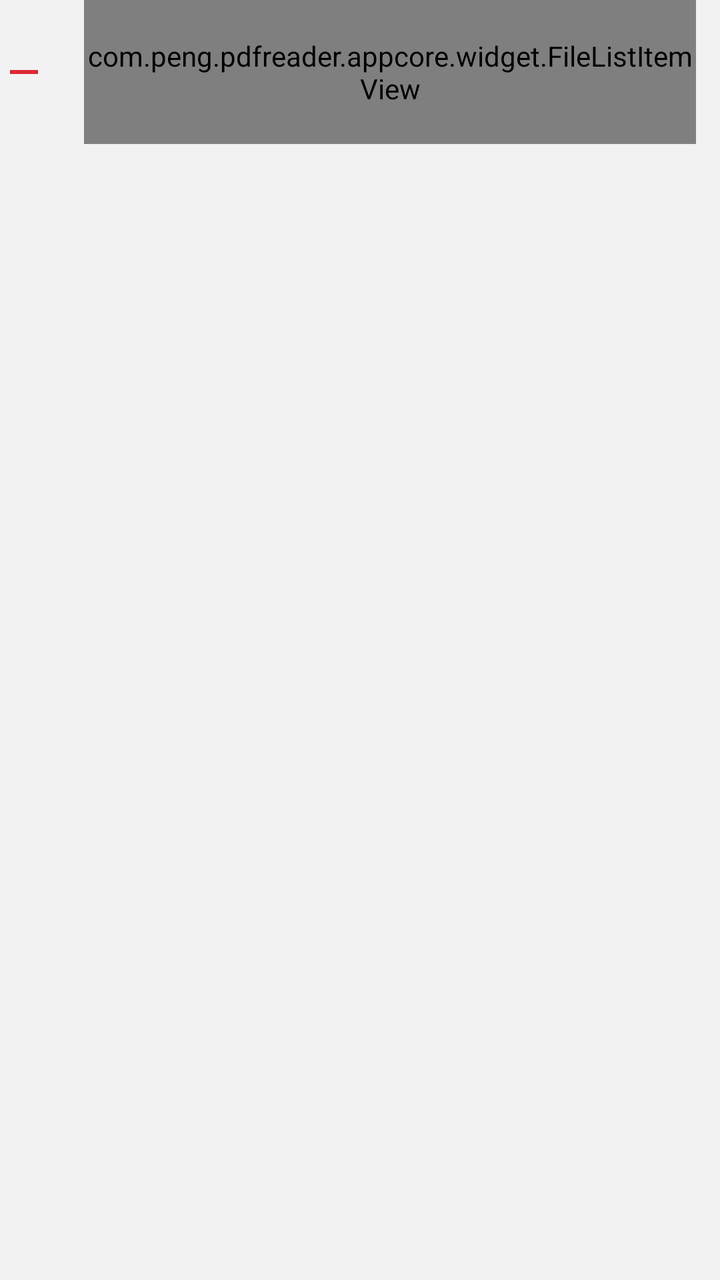
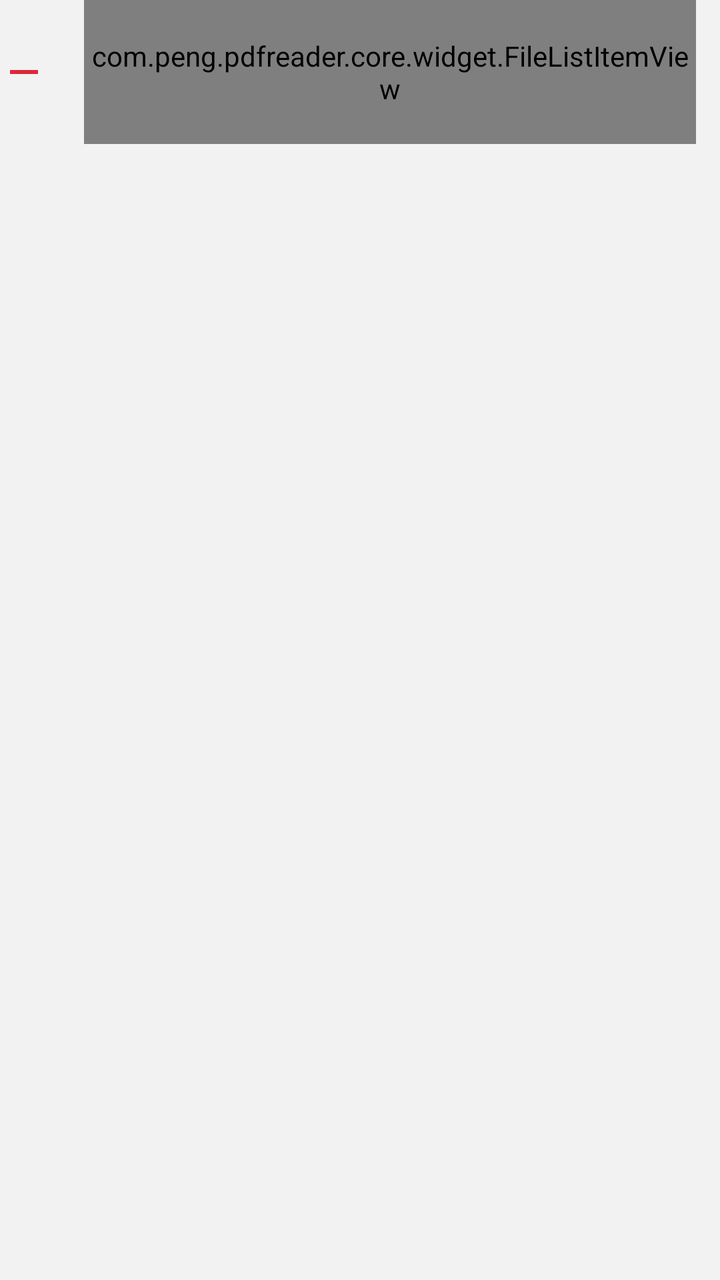

Screens rendered from an Android XML layout before and after an edit, with the pre-edit source and the edit as a unified diff.
<!-- AndroidManifest.xml: application theme Theme.PdfReader -->
<!-- res/layout/tools_item_merge_order.xml -->
<?xml version="1.0" encoding="utf-8"?>
<FrameLayout xmlns:android="http://schemas.android.com/apk/res/android"
    android:layout_width="match_parent"
    android:layout_height="84dp">

    
    <FrameLayout
        android:id="@+id/btnRemove"
        android:layout_width="24dp"
        android:layout_height="24dp"
        android:layout_gravity="top|start"
        android:layout_marginTop="24dp"
        android:clickable="true"
        android:contentDescription="@string/tools_merge_remove"
        android:focusable="true">

        <View
            android:layout_width="14dp"
            android:layout_height="2dp"
            android:layout_gravity="center"
            android:background="@color/status_error_red2" />

    </FrameLayout>

    <com.peng.pdfreader.appcore.widget.FileListItemView
        android:id="@+id/item"
        android:layout_width="306dp"
        android:layout_height="72dp"
        android:layout_gravity="top|end"
        android:layout_marginEnd="12dp" />

</FrameLayout>
<!-- resources referenced by this layout -->
<resources>
  <color name="status_error_red2">#dd2837</color>
  <string name="tools_merge_remove">移除</string>
  <style name="Theme.PdfReader" parent="Theme.AppCore">
          <item name="android:windowBackground">@color/surface_subtle</item>
      </style>
  <color name="surface_subtle">#f2f2f2</color>
  <color name="brand_primary">#da232f</color>
  <color name="brand_primary_dark">#dc2634</color>
  <color name="text_on_tint">#f8fbff</color>
  <color name="status_error_deep">#cc2631</color>
  <color name="surface_card">#fafafa</color>
  <color name="text_primary">#060606</color>
  <color name="surface_muted">#f1f1f1</color>
  <color name="text_tertiary">#666666</color>
  <color name="status_error_crimson">#c42e47</color>
  <color name="text_secondary">#333333</color>
  <color name="text_placeholder">#999999</color>
  <style name="ThemeOverlay.AppCore.BottomSheet" parent="ThemeOverlay.MaterialComponents.BottomSheetDialog">
          <item name="bottomSheetStyle">@style/Widget.AppCore.BottomSheet</item>
          <item name="android:windowIsFloating">false</item>
          <item name="android:statusBarColor">@android:color/transparent</item>
          <item name="android:navigationBarColor">@color/surface_white_alt</item>
          
          <item name="android:windowSoftInputMode">adjustResize</item>
      </style>
  <style name="ThemeOverlay.AppCore.Dialog" parent="ThemeOverlay.MaterialComponents.MaterialAlertDialog">
          <item name="alertDialogStyle">@style/MaterialAlertDialog.AppCore</item>
          <item name="materialAlertDialogTitleTextStyle">@style/MaterialAlertDialog.AppCore.Title</item>
          <item name="buttonBarPositiveButtonStyle">@style/Widget.AppCore.Button.Text</item>
          <item name="buttonBarNegativeButtonStyle">@style/Widget.AppCore.Button.Text</item>
      </style>
  <style name="Widget.AppCore.BottomSheet" parent="Widget.MaterialComponents.BottomSheet.Modal">
          <item name="backgroundTint">@color/surface_white_alt</item>
          <item name="shapeAppearanceOverlay">@style/ShapeAppearance.AppCore.BottomSheet</item>
          <item name="android:background">@android:color/transparent</item>
      </style>
  <color name="surface_white_alt">#fffdfd</color>
  <style name="MaterialAlertDialog.AppCore" parent="MaterialAlertDialog.MaterialComponents">
          <item name="shapeAppearanceOverlay">@style/ShapeAppearance.AppCore.Dialog</item>
          <item name="backgroundTint">@color/surface_white_alt</item>
      </style>
  <style name="MaterialAlertDialog.AppCore.Title" parent="MaterialAlertDialog.MaterialComponents.Title.Text">
          <item name="android:textColor">@color/text_primary</item>
      </style>
  <style name="Widget.AppCore.Button.Text" parent="Widget.MaterialComponents.Button.TextButton">
          <item name="android:textColor">@color/text_on_tint</item>
          <item name="android:letterSpacing">0</item>
          <item name="android:textSize">16sp</item>
      </style>
  <style name="ShapeAppearance.AppCore.BottomSheet" parent="">
          <item name="cornerFamily">rounded</item>
          <item name="cornerSizeTopLeft">@dimen/radius_xl</item>
          <item name="cornerSizeTopRight">@dimen/radius_xl</item>
          <item name="cornerSizeBottomLeft">0dp</item>
          <item name="cornerSizeBottomRight">0dp</item>
      </style>
  <style name="ShapeAppearance.AppCore.Dialog" parent="">
          <item name="cornerFamily">rounded</item>
          <item name="cornerSize">@dimen/radius_xl</item>
      </style>
  <dimen name="radius_xl">16dp</dimen>
  <!-- unchanged entries left out for length: 1 -->
</resources>

<!-- the commit's change to res/layout/tools_item_merge_order.xml (unified diff, before → after) -->
@@ -22,7 +22,7 @@
 
     </FrameLayout>
 
-    <com.peng.pdfreader.appcore.widget.FileListItemView
+    <com.peng.pdfreader.core.widget.FileListItemView
         android:id="@+id/item"
         android:layout_width="306dp"
         android:layout_height="72dp"
